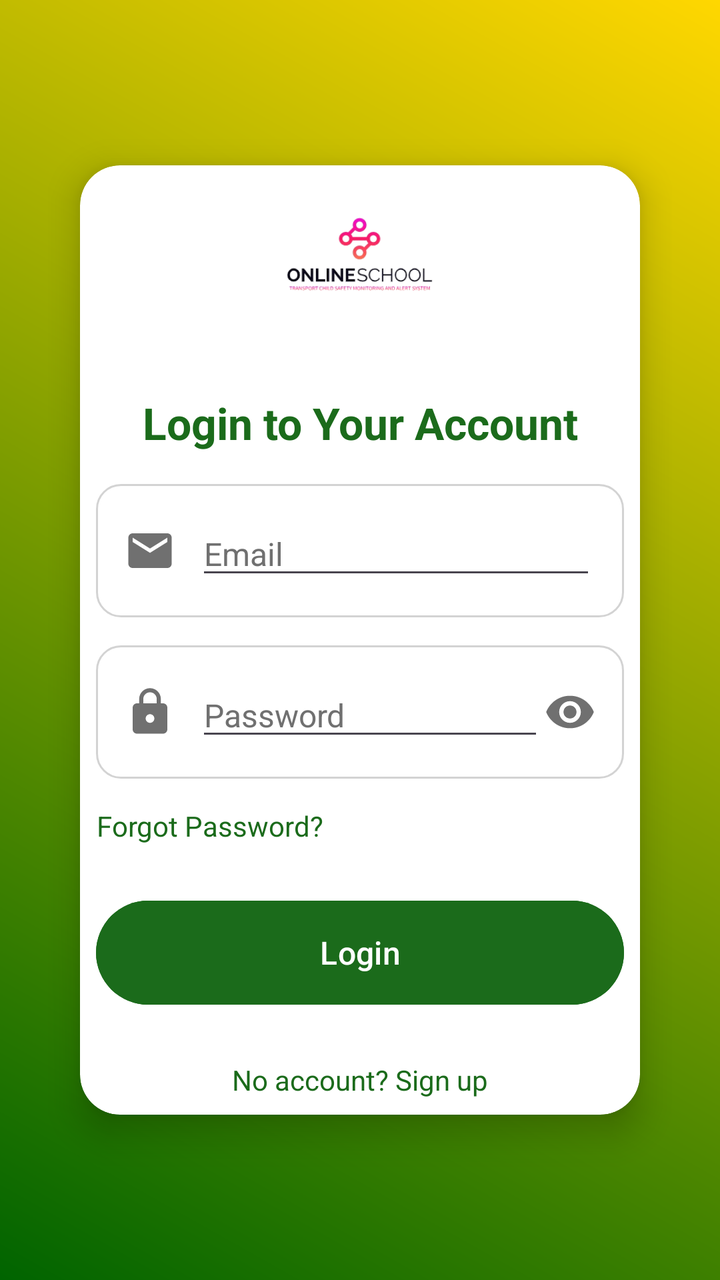
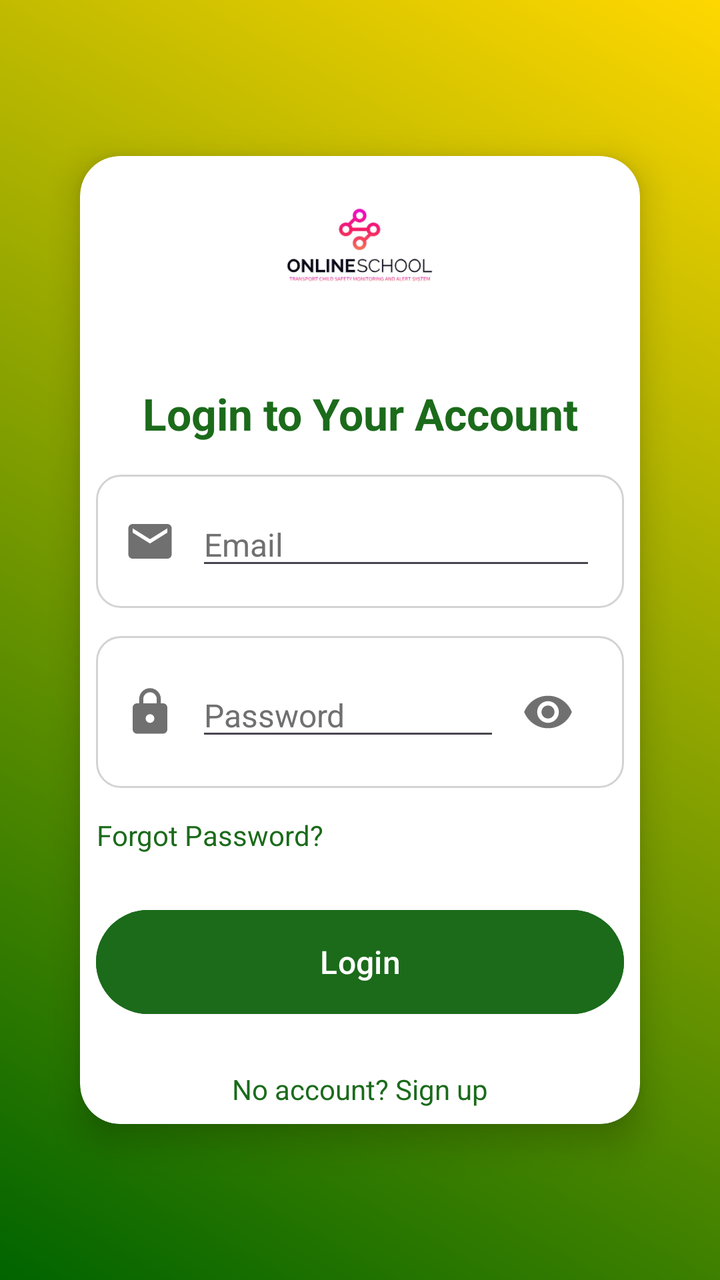

Two renders of the same Android screen: before a commit and after it. Below are the layout's source before the change and the commit's diff.
<!-- AndroidManifest.xml: application theme Theme.TransportApp -->
<!-- res/layout/activity_login.xml -->
<?xml version="1.0" encoding="utf-8"?>
<RelativeLayout xmlns:android="http://schemas.android.com/apk/res/android"
    xmlns:app="http://schemas.android.com/apk/res-auto"
    android:layout_width="match_parent"
    android:layout_height="match_parent">

    
    <LinearLayout
        android:layout_width="match_parent"
        android:layout_height="match_parent"
        android:orientation="vertical"
        android:gravity="center"
        android:padding="24dp"
        android:background="@drawable/bg_gradient">

        
        <com.google.android.material.card.MaterialCardView
            android:layout_width="match_parent"
            android:layout_height="wrap_content"
            android:layout_margin="16dp"
            android:padding="32dp"
            app:cardCornerRadius="20dp"
            app:cardElevation="10dp"
            android:backgroundTint="@color/surface">

            <LinearLayout
                android:layout_width="match_parent"
                android:layout_height="wrap_content"
                android:orientation="vertical"
                android:padding="8dp">

                
                <ImageView
                    android:contentDescription="@null"
                    android:layout_width="90dp"
                    android:layout_height="90dp"
                    android:src="@drawable/logo"
                    android:layout_gravity="center"
                    android:layout_marginBottom="16dp" />

                
                <TextView
                    android:layout_width="match_parent"
                    android:layout_height="wrap_content"
                    android:text="@string/login_to_your_account"
                    android:textSize="22sp"
                    android:textStyle="bold"
                    android:textColor="@color/text_accent"
                    android:gravity="center"
                    android:paddingBottom="16dp" />

                
                <LinearLayout
                    android:layout_width="match_parent"
                    android:layout_height="wrap_content"
                    android:orientation="horizontal"
                    android:background="@drawable/input_field_bg"
                    android:padding="14dp"
                    android:gravity="center_vertical"
                    android:layout_marginBottom="14dp">

                    <ImageView
                        android:contentDescription="@null"
                        android:layout_width="26dp"
                        android:layout_height="26dp"
                        android:src="@drawable/baseline_email_24"
                        android:layout_marginEnd="10dp"
                        app:tint="@color/gray" />

                    <EditText
                        android:id="@+id/etEmail"
                        android:layout_width="match_parent"
                        android:layout_height="wrap_content"
                        android:hint="@string/hint_email"
                        android:textSize="16sp"
                        android:inputType="textEmailAddress"
                        android:textColorHint="@color/gray"
                        android:textColor="@color/text_primary"/>
                </LinearLayout>

                
                <LinearLayout
                    android:layout_width="match_parent"
                    android:layout_height="wrap_content"
                    android:orientation="horizontal"
                    android:background="@drawable/input_field_bg"
                    android:padding="14dp"
                    android:gravity="center_vertical"
                    android:layout_marginBottom="14dp">

                    <ImageView
                        android:contentDescription="@null"
                        android:layout_width="26dp"
                        android:layout_height="26dp"
                        android:src="@drawable/baseline_lock_24"
                        android:layout_marginEnd="10dp"
                        app:tint="@color/gray" />

                    <EditText
                        android:id="@+id/etPassword"
                        android:layout_width="0dp"
                        android:layout_height="wrap_content"
                        android:layout_weight="1"
                        android:hint="@string/hint_password"
                        android:textSize="16sp"
                        android:inputType="textPassword"
                        android:textColorHint="@color/gray"
                        android:textColor="@color/text_primary"/>

                    
                    <ImageView
                        android:contentDescription="@string/show_password"
                        android:id="@+id/ivTogglePassword"
                        android:layout_width="26dp"
                        android:layout_height="26dp"
                        android:src="@drawable/baseline_remove_red_eye_24"
                        android:clickable="true"
                        android:focusable="true"
                        app:tint="@color/gray" />
                </LinearLayout>

                
                <TextView
                    android:id="@+id/tvForgotPassword"
                    android:layout_width="wrap_content"
                    android:layout_height="wrap_content"
                    android:text="@string/forgot_password"
                    android:textSize="14sp"
                    android:textColor="@color/text_accent"
                    android:layout_marginBottom="16dp"
                    android:gravity="end"
                    android:clickable="true" />

                
                <Button
                    android:id="@+id/btnLogin"
                    android:layout_width="match_parent"
                    android:layout_height="60dp"
                    android:text="@string/login"
                    android:textSize="16sp"
                    android:backgroundTint="@color/green"
                    android:textColor="@android:color/white"
                    android:layout_marginTop="8dp"
                    android:layout_marginBottom="12dp"
                    android:padding="14dp" />

                
                <ProgressBar
                    android:id="@+id/loginProgress"
                    android:layout_width="wrap_content"
                    android:layout_height="wrap_content"
                    android:layout_gravity="center_horizontal"
                    android:contentDescription="@string/signing_in"
                    android:indeterminateTint="@color/green"
                    android:visibility="gone" />

                
                <TextView
                    android:id="@+id/tvSignUp"
                    android:layout_width="match_parent"
                    android:layout_height="wrap_content"
                    android:text="@string/no_account_sign_up"
                    android:textSize="14sp"
                    android:textColor="@color/text_accent"
                    android:gravity="center"
                    android:layout_marginTop="12dp"
                    android:clickable="true"/>
            </LinearLayout>
        </com.google.android.material.card.MaterialCardView>
    </LinearLayout>
</RelativeLayout>
<!-- resources referenced by this layout -->
<resources>
  <color name="gray">#707070</color>
  <color name="green">#1B6B1B</color>
  <color name="surface">#FFFFFF</color>
  <color name="text_accent">#1B6B1B</color>
  <color name="text_primary">#212121</color>
  <!-- drawable baseline_email_24 (drawable) -->
  <vector xmlns:android="http://schemas.android.com/apk/res/android" android:height="24dp" android:tint="@color/text_secondary" android:viewportHeight="24" android:viewportWidth="24" android:width="24dp">
        
      <path android:fillColor="@android:color/white" android:pathData="M20,4L4,4c-1.1,0 -1.99,0.9 -1.99,2L2,18c0,1.1 0.9,2 2,2h16c1.1,0 2,-0.9 2,-2L22,6c0,-1.1 -0.9,-2 -2,-2zM20,8l-8,5 -8,-5L4,6l8,5 8,-5v2z"/>
      
  </vector>
  <!-- drawable baseline_lock_24 (drawable) -->
  <vector xmlns:android="http://schemas.android.com/apk/res/android" android:height="24dp" android:tint="@color/text_secondary" android:viewportHeight="24" android:viewportWidth="24" android:width="24dp">
        
      <path android:fillColor="@android:color/white" android:pathData="M18,8h-1L17,6c0,-2.76 -2.24,-5 -5,-5S7,3.24 7,6v2L6,8c-1.1,0 -2,0.9 -2,2v10c0,1.1 0.9,2 2,2h12c1.1,0 2,-0.9 2,-2L20,10c0,-1.1 -0.9,-2 -2,-2zM12,17c-1.1,0 -2,-0.9 -2,-2s0.9,-2 2,-2 2,0.9 2,2 -0.9,2 -2,2zM15.1,8L8.9,8L8.9,6c0,-1.71 1.39,-3.1 3.1,-3.1 1.71,0 3.1,1.39 3.1,3.1v2z"/>
      
  </vector>
  <!-- drawable baseline_remove_red_eye_24 (drawable) -->
  <vector xmlns:android="http://schemas.android.com/apk/res/android" android:height="24dp" android:tint="@color/text_secondary" android:viewportHeight="24" android:viewportWidth="24" android:width="24dp">
        
      <path android:fillColor="@android:color/white" android:pathData="M12,4.5C7,4.5 2.73,7.61 1,12c1.73,4.39 6,7.5 11,7.5s9.27,-3.11 11,-7.5c-1.73,-4.39 -6,-7.5 -11,-7.5zM12,17c-2.76,0 -5,-2.24 -5,-5s2.24,-5 5,-5 5,2.24 5,5 -2.24,5 -5,5zM12,9c-1.66,0 -3,1.34 -3,3s1.34,3 3,3 3,-1.34 3,-3 -1.34,-3 -3,-3z"/>
      
  </vector>
  <!-- drawable bg_gradient (drawable) -->
  <?xml version="1.0" encoding="utf-8"?>
  <layer-list xmlns:android="http://schemas.android.com/apk/res/android">
      <item>
          <shape android:shape="rectangle">
              <gradient
                  android:angle="45"
                  android:startColor="#006400"
                  android:endColor="#FFD700"
                  android:type="linear" />
          </shape>
      </item>
  </layer-list>
  <!-- drawable input_field_bg (drawable) -->
  <?xml version="1.0" encoding="utf-8"?>
  <shape xmlns:android="http://schemas.android.com/apk/res/android">
      <solid android:color="@color/surface"/>
      <stroke android:width="1dp" android:color="@color/light_gray"/>
      <corners android:radius="12dp"/>
      <padding android:left="12dp" android:right="12dp"/>
  </shape>
  <!-- drawable logo: png bitmap (drawable, 20327 bytes) -->
  <string name="forgot_password">Forgot Password?</string>
  <string name="hint_email">Email</string>
  <string name="hint_password">Password</string>
  <string name="login">Login</string>
  <string name="login_to_your_account">Login to Your Account</string>
  <string name="no_account_sign_up">No account? Sign up</string>
  <string name="show_password">Show password</string>
  <string name="signing_in">Signing in</string>
  <style name="Theme.TransportApp" parent="Base.Theme.TransportApp" />
  <color name="text_secondary">#616161</color>
  <color name="light_gray">#D3D3D3</color>
  <style name="Base.Theme.TransportApp" parent="Theme.Material3.DayNight.NoActionBar">
          
          <item name="colorPrimary">@color/green</item>
          <item name="colorOnPrimary">@color/white</item>
          <item name="colorSecondary">@color/accent_orange</item>
          <item name="colorOnSecondary">@color/white</item>
          
          <item name="materialCardViewStyle">@style/Widget.Material3.CardView.Elevated</item>
      </style>
  <color name="white">#FFFFFFFF</color>
  <color name="accent_orange">#B45309</color>
</resources>

<!-- the commit's change to res/layout/activity_login.xml (unified diff, before → after) -->
@@ -111,8 +111,9 @@
                     <ImageView
                         android:contentDescription="@string/show_password"
                         android:id="@+id/ivTogglePassword"
-                        android:layout_width="26dp"
-                        android:layout_height="26dp"
+                        android:layout_width="48dp"
+                        android:layout_height="48dp"
+                        android:padding="11dp"
                         android:src="@drawable/baseline_remove_red_eye_24"
                         android:clickable="true"
                         android:focusable="true"
